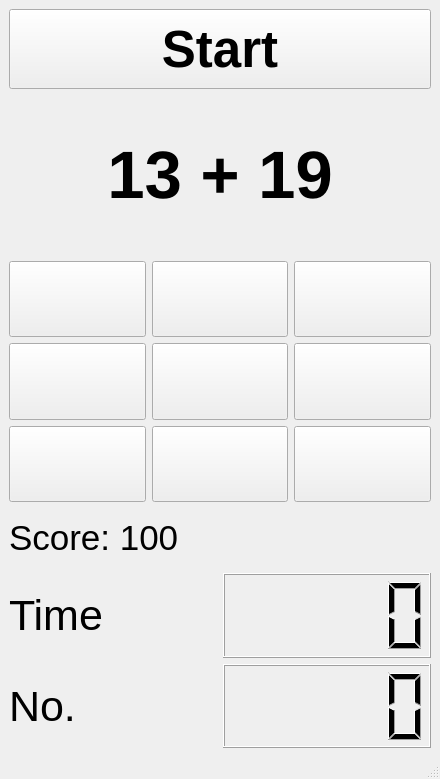
This is mainwindow.ui in mengguang/simple_math_qt as Qt 5 draws it before an edit. The edited form follows.
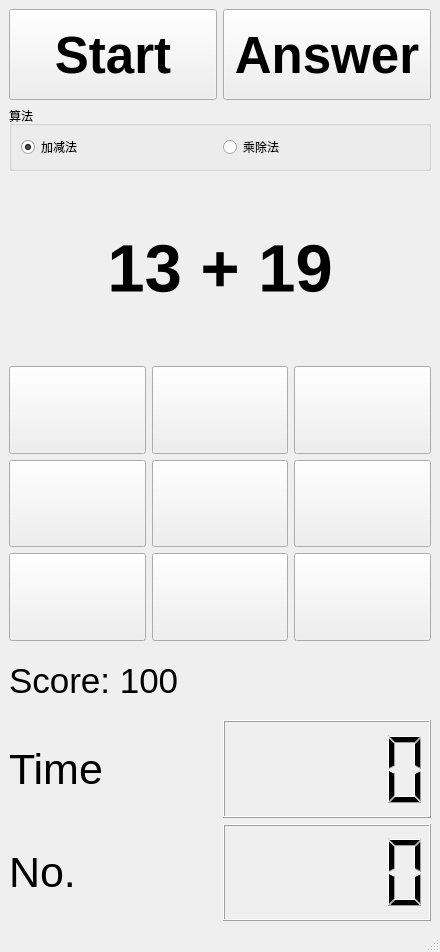
This is the edited form.

Diff of the .ui file:
```diff
--- a/mainwindow.ui
+++ b/mainwindow.ui
@@ -7,14 +7,14 @@
     <x>0</x>
     <y>0</y>
     <width>440</width>
-    <height>779</height>
+    <height>952</height>
    </rect>
   </property>
   <property name="windowTitle">
    <string>Simple Math Exam</string>
   </property>
   <widget class="QWidget" name="centralwidget">
-   <layout class="QVBoxLayout" name="verticalLayout_2" stretch="1,2,3,3">
+   <layout class="QVBoxLayout" name="verticalLayout_2" stretch="1,0,2,3,3">
     <item>
      <layout class="QVBoxLayout" name="verticalLayout" stretch="0">
       <item>
@@ -40,10 +40,57 @@
           </property>
          </widget>
         </item>
+        <item>
+         <widget class="QPushButton" name="btnGetAnswer">
+          <property name="sizePolicy">
+           <sizepolicy hsizetype="Preferred" vsizetype="Preferred">
+            <horstretch>1</horstretch>
+            <verstretch>0</verstretch>
+           </sizepolicy>
+          </property>
+          <property name="font">
+           <font>
+            <pointsize>38</pointsize>
+            <weight>75</weight>
+            <bold>true</bold>
+            <strikeout>false</strikeout>
+           </font>
+          </property>
+          <property name="text">
+           <string>Answer</string>
+          </property>
+         </widget>
+        </item>
        </layout>
       </item>
      </layout>
     </item>
+    <item>
+     <widget class="QGroupBox" name="groupBox">
+      <property name="title">
+       <string>算法</string>
+      </property>
+      <layout class="QHBoxLayout" name="horizontalLayout_2">
+       <item>
+        <widget class="QRadioButton" name="radioSumSub">
+         <property name="text">
+          <string>加减法</string>
+         </property>
+         <property name="checked">
+          <bool>true</bool>
+         </property>
+        </widget>
+       </item>
+       <item>
+        <widget class="QRadioButton" name="radioMulDiv">
+         <property name="text">
+          <string>乘除法</string>
+         </property>
+        </widget>
+       </item>
+      </layout>
+     </widget>
+    </item>
     <item>
      <layout class="QHBoxLayout" name="horizontalLayout_5" stretch="0">
       <item>
```
Left out of the diff: 2 changed lines with no effect on the pictures.
